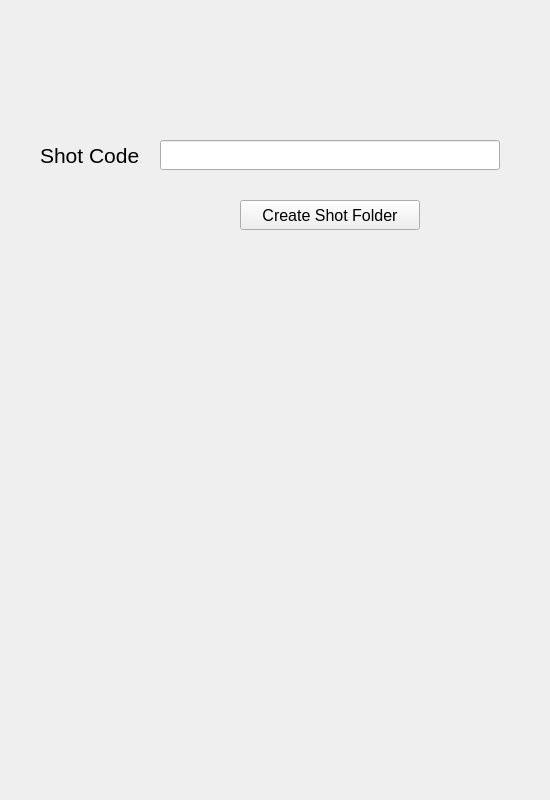
Old version of the form __QtFiles__/Widgets/ShotBuilder_GUI_v001.ui in the repository zackthomas1/NukeFileManager.
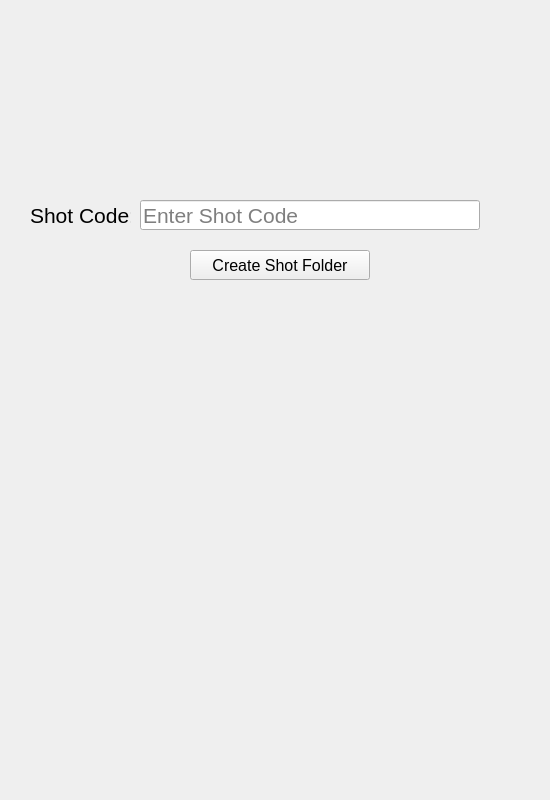
New version of the form.

Commit message:
Partial implementation of Shot Builder and Show Builder
Implemented calls to methods and classes for ShowBuilder and ShotBuilder. Still need to implement method functionality

Diff of the .ui file:
```diff
--- a/__QtFiles__/Widgets/ShotBuilder_GUI_v001.ui
+++ b/__QtFiles__/Widgets/ShotBuilder_GUI_v001.ui
@@ -16,20 +16,28 @@
   <widget class="QLineEdit" name="lineEdit">
    <property name="geometry">
     <rect>
-     <x>160</x>
-     <y>140</y>
+     <x>140</x>
+     <y>200</y>
      <width>340</width>
      <height>30</height>
     </rect>
    </property>
+   <property name="font">
+    <font>
+     <pointsize>16</pointsize>
+    </font>
+   </property>
+   <property name="placeholderText">
+    <string>Enter Shot Code</string>
+   </property>
   </widget>
   <widget class="QLabel" name="label">
    <property name="geometry">
     <rect>
-     <x>40</x>
-     <y>140</y>
+     <x>30</x>
+     <y>205</y>
      <width>101</width>
-     <height>31</height>
+     <height>21</height>
     </rect>
    </property>
    <property name="font">
@@ -44,8 +52,8 @@
   <widget class="QPushButton" name="pushButton">
    <property name="geometry">
     <rect>
-     <x>240</x>
-     <y>200</y>
+     <x>190</x>
+     <y>250</y>
      <width>180</width>
      <height>30</height>
     </rect>
```
Left out of the diff: 6 changed lines with no effect on the pictures. The commit also changes 11 other files.
